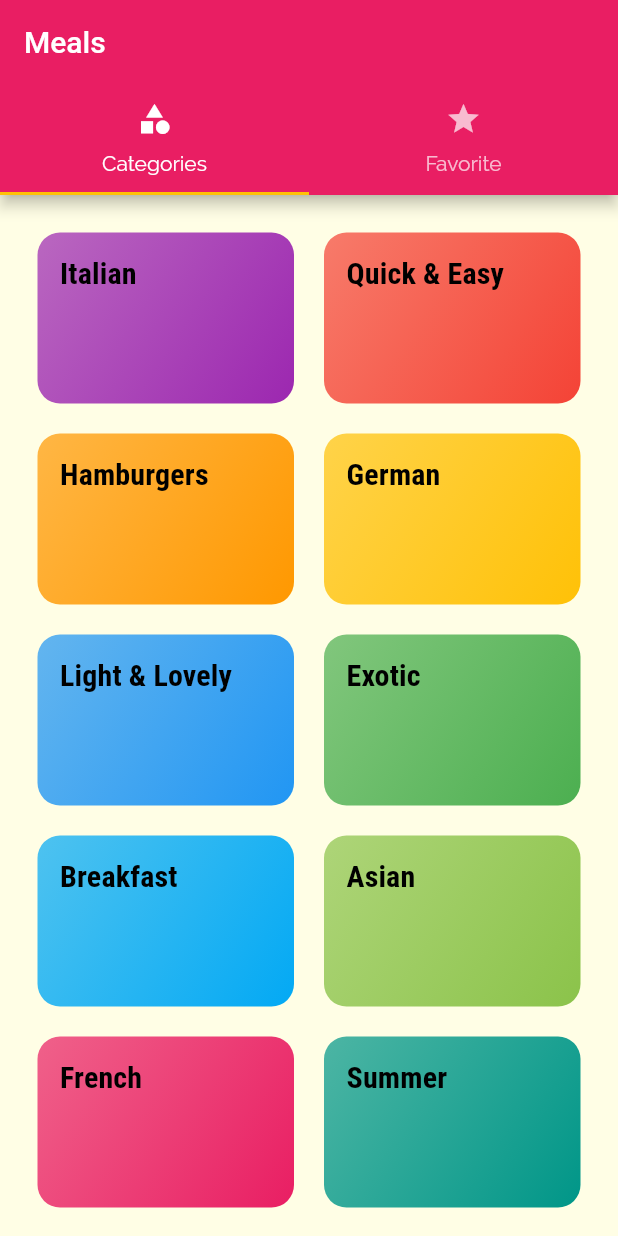
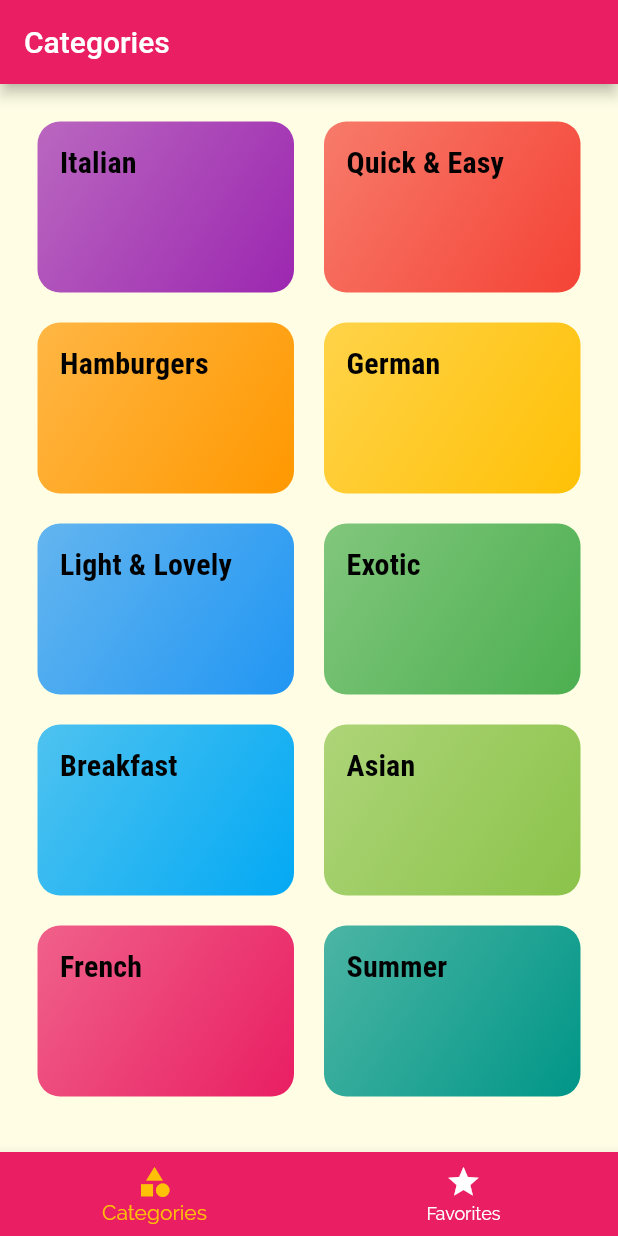
Before and after one commit to ricci1710/flutter_dart_guide, a Flutter app: the screen it shows after launch, on a phone screen of 412 x 824 dp. Run offline on Flutter 3.47's test engine with Material 2 defaults, Android fonts, the light colour scheme and no system bars.

Commit message:
section7: 175. Adding a Bottom TabBar

```diff
--- a/lib/section7/screens/tabs_screen.dart
+++ b/lib/section7/screens/tabs_screen.dart
@@ -1,7 +1,7 @@
 import 'package:flutter/material.dart';
-import 'package:flutter_dart_guide/section7/screens/favorites_screen.dart';
 
 import './categories_screen.dart';
+import './favorites_screen.dart';
 
 class TabsScreen extends StatefulWidget {
   const TabsScreen({Key? key}) : super(key: key);
@@ -11,32 +11,47 @@ class TabsScreen extends StatefulWidget {
 }
 
 class _TabsScreenState extends State<TabsScreen> {
+  final List<Map<String, Object>> _pages = [
+    {'page': const CategoriesScreen(), 'title': 'Categories'},
+    {'page': const FavoritesScreen(), 'title': 'Favorites'},
+  ];
+
+  int _selectedPageIndex = 0;
+
+  void _selectPage(index) {
+    setState(() {
+      _selectedPageIndex = index;
+    });
+  }
+
   @override
   Widget build(BuildContext context) {
-    return DefaultTabController(
-      length: 2,
-      child: Scaffold(
-        appBar: AppBar(
-          title: const Text('Meals'),
-          bottom: const TabBar(
-            tabs: <Widget>[
-              Tab(
-                icon: Icon(Icons.category),
-                text: 'Categories',
-              ),
-              Tab(
-                icon: Icon(Icons.star),
-                text: 'Favorite',
-              ),
-            ],
+    return Scaffold(
+      appBar: AppBar(
+        title: Text(
+          _pages[_selectedPageIndex]['title'].toString(),
+        ),
+      ),
+      body: _pages[_selectedPageIndex]['page'] as Widget,
+      bottomNavigationBar: BottomNavigationBar(
+        onTap: _selectPage,
+        backgroundColor: Theme.of(context).colorScheme.primary,
+        unselectedItemColor: Colors.white,
+        selectedItemColor: Theme.of(context).colorScheme.secondary,
+        currentIndex: _selectedPageIndex,
+        type: BottomNavigationBarType.fixed,
+        items: [
+          BottomNavigationBarItem(
+            label: 'Categories',
+            backgroundColor: Theme.of(context).colorScheme.primary,
+            icon: const Icon(Icons.category),
           ),
-        ),
-        body: TabBarView(
-          children: <Widget>[
-            CategoriesScreen(),
-            FavoritesScreen(),
-          ],
-        ),
+          BottomNavigationBarItem(
+            label: 'Favorites',
+            backgroundColor: Theme.of(context).colorScheme.primary,
+            icon: const Icon(Icons.star),
+          ),
+        ],
       ),
     );
   }
```
